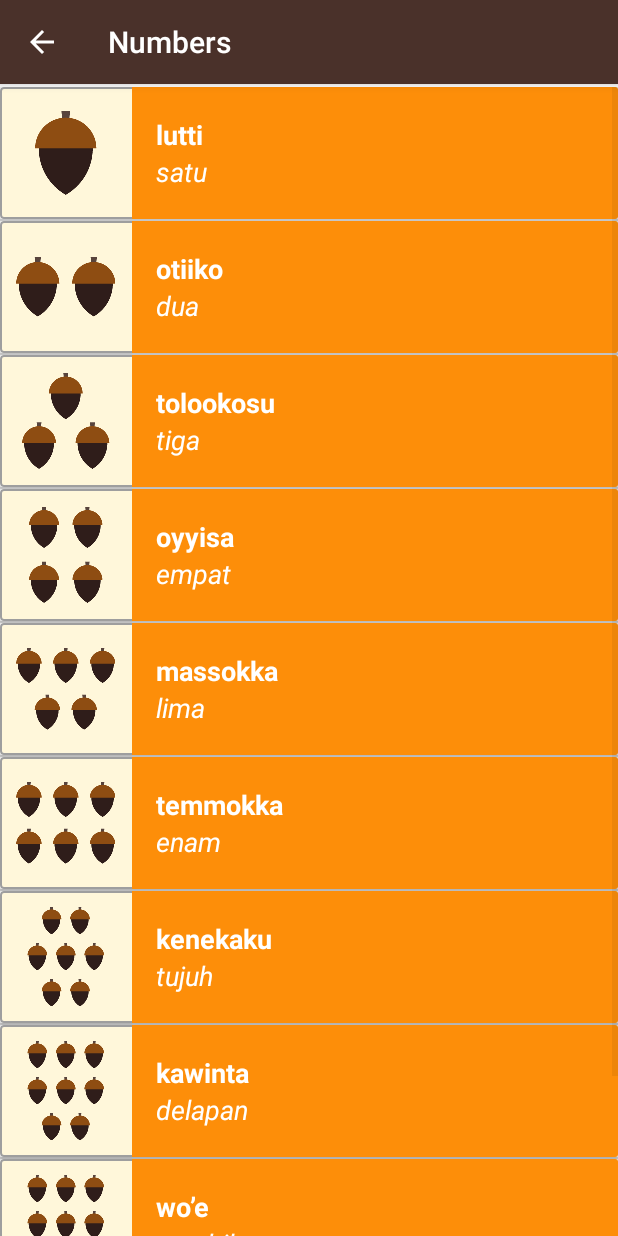
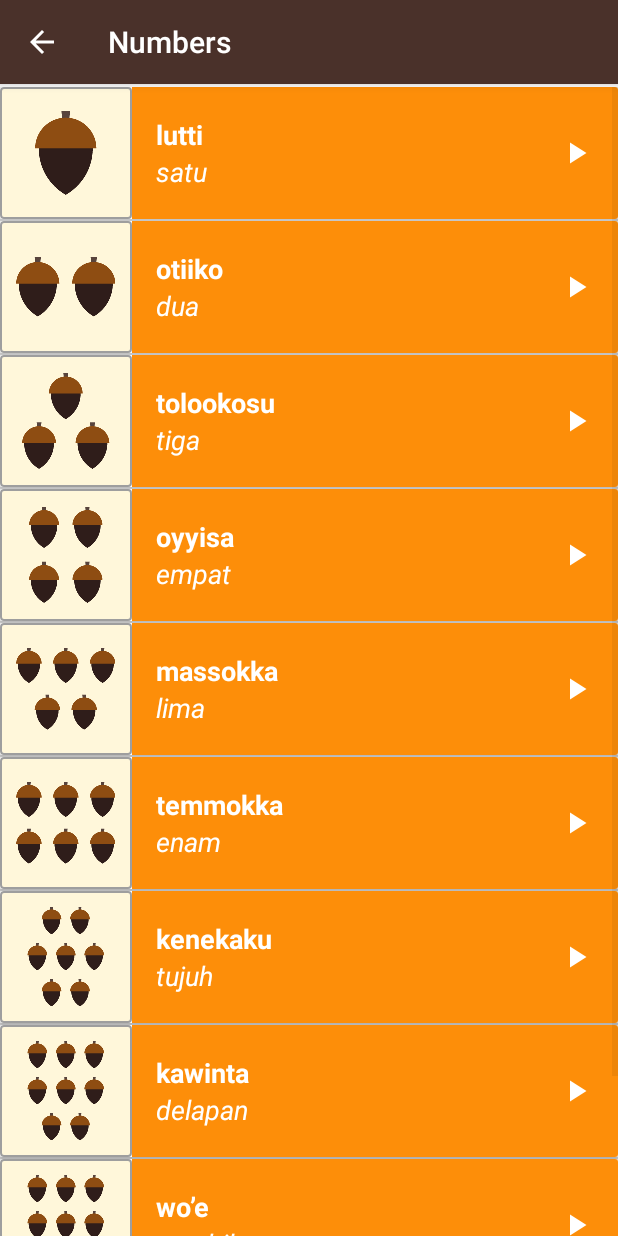
Before and after one commit to zhavei/LanguangeApp, an Android app: the NumbersActivity screen opened directly, with no data from a screen before it, on a phone screen of 412 x 824 dp. Run offline under Robolectric (Android 15) with nearby library versions, the phone set to English and light mode, and no system bars.

Commit message:
add play button and clicable category item

```diff
--- a/app/src/main/res/layout/activity_main.xml
+++ b/app/src/main/res/layout/activity_main.xml
@@ -11,7 +11,8 @@
     <TextView
         android:id="@+id/numbers"
         style="@style/CategoryStyle"
-        android:background="@color/category_numbers"
+        android:textColor="@color/black"
+        android:background="?android:attr/selectableItemBackground"
         android:text="@string/category_numbers" />
 
     <TextView
--- a/app/src/main/res/layout/list_item_layout.xml
+++ b/app/src/main/res/layout/list_item_layout.xml
@@ -6,59 +6,68 @@
     android:layout_height="wrap_content"
     android:elevation="2dp"
     android:gravity="center_vertical"
+    android:orientation="horizontal"
     android:minHeight="?android:attr/listPreferredItemHeight"
-    android:orientation="horizontal"
     app:cardCornerRadius="2dp">
 
-    <LinearLayout
+    <RelativeLayout
         android:layout_width="match_parent"
-        android:layout_height="wrap_content"
-        android:background="@drawable/cardview_bg"
+        android:layout_height="@dimen/list_item_height"
+        android:minHeight="?android:attr/listPreferredItemHeight"
         android:gravity="center_vertical"
-        android:minHeight="?android:attr/listPreferredItemHeight"
         android:orientation="horizontal">
 
         <ImageView
             android:id="@+id/image_list"
             android:layout_width="@dimen/list_item_height"
             android:layout_height="@dimen/list_item_height"
+            android:background="@drawable/cardview_bg"
             android:src="@mipmap/ic_launcher" />
 
         <LinearLayout
             android:id="@+id/text_container"
             android:layout_width="match_parent"
             android:layout_height="match_parent"
-            android:orientation="vertical"
-            android:paddingStart="16dp"
-            android:paddingEnd="16dp">
+            android:layout_centerInParent="true"
+            android:layout_toRightOf="@+id/image_list"
+            android:minHeight="?android:attr/listPreferredItemHeight"
+            android:orientation="vertical">
 
             <TextView
-                android:textColor="@color/white"
                 android:id="@+id/default_languange"
                 android:layout_width="match_parent"
                 android:layout_height="0dp"
+                android:layout_marginStart="16dp"
                 android:layout_weight="1"
                 android:gravity="bottom"
                 android:text="default languange"
                 android:textAppearance="?android:textAppearanceMedium"
+                android:textColor="@color/white"
                 android:textStyle="bold" />
 
             <TextView
-                android:textColor="@color/white"
                 android:id="@+id/indo_languange_list"
                 android:layout_width="match_parent"
                 android:layout_height="0dp"
                 android:layout_weight="1"
+                android:layout_marginStart="16dp"
                 android:gravity="top"
                 android:text="indolanguange"
                 android:textAppearance="@android:style/TextAppearance.Medium"
+                android:textColor="@color/white"
                 android:textStyle="italic" />
 
         </LinearLayout>
 
+        <ImageView
+            android:layout_width="24dp"
+            android:layout_height="24dp"
+            android:layout_alignParentRight="true"
+            android:layout_centerVertical="true"
+            android:layout_marginRight="16dp"
+            android:src="@drawable/baseline_play_arrow_white_24" />
 
-
-    </LinearLayout>
+    </RelativeLayout>
 
 
 </androidx.cardview.widget.CardView>
```
Also changed, not shown: app/src/main/res/drawable/baseline_play_arrow_24.xml (added, +10 -0 lines), app/src/main/res/drawable-hdpi/baseline_play_arrow_white_24.png (added), app/src/main/res/drawable-mdpi/baseline_play_arrow_white_24.png (added), app/src/main/res/drawable-xhdpi/baseline_play_arrow_white_24.png (added), app/src/main/res/drawable-xxhdpi/baseline_play_arrow_white_24.png (added), app/src/main/res/drawable-xxxhdpi/baseline_play_arrow_white_24.png (added).
